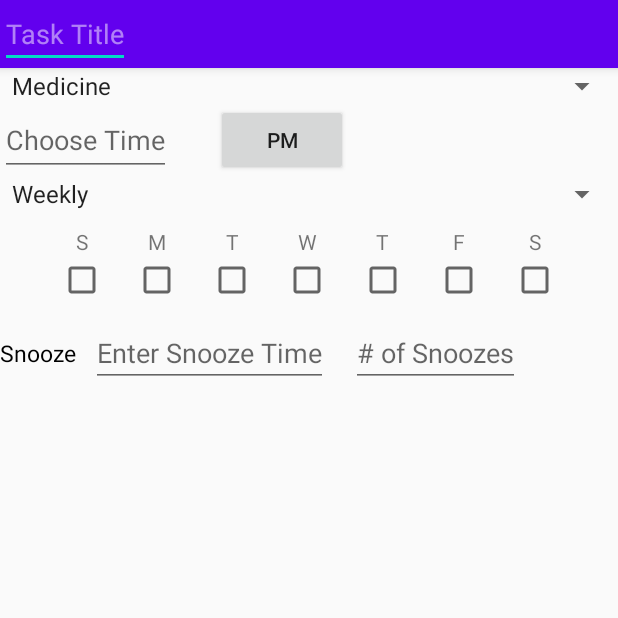
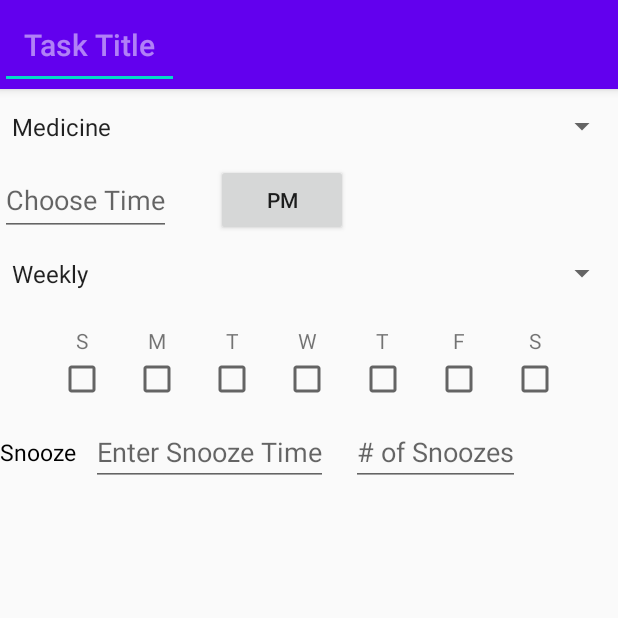
Before and after one commit to GNG2101-Group12/Multi-Reminder-App, an Android app: the CreateReminderActivity screen opened directly, with no data from a screen before it, on a phone screen of 412 x 824 dp, the top half of it. Run offline under Robolectric (Android 15) with nearby library versions, the phone set to English and light mode, and no system bars.

Commit message:
Improve create reminder layout padding

```diff
--- a/app/src/main/res/layout/activity_create_reminder.xml
+++ b/app/src/main/res/layout/activity_create_reminder.xml
@@ -12,7 +12,11 @@
             android:layout_width="wrap_content"
             android:layout_height="match_parent"
             android:hint="@string/TaskTitle"
-            android:theme="@style/AppTheme.AppBarOverlay"/>
+            android:theme="@style/AppTheme.AppBarOverlay"
+            android:minHeight="?actionBarSize"
+            android:padding="@dimen/appbar_padding"
+            android:inputType="textCapWords"
+            android:textAppearance="@style/TextAppearance.Widget.AppCompat.Toolbar.Title" />
 
     </com.google.android.material.appbar.AppBarLayout>
 
@@ -20,6 +24,7 @@
         android:id="@+id/Spinner01"
         android:layout_width="match_parent"
         android:layout_height="wrap_content"
+        android:minHeight="50dp"
         android:entries="@array/Category"
         android:prompt="@string/ChooseCategory" />
     <LinearLayout
@@ -47,6 +52,7 @@
         android:layout_width="match_parent"
         android:layout_height="wrap_content"
         android:entries="@array/Frequency"
+        android:minHeight="50dp"
         android:prompt="@string/frequencySpinner" />
 
     <LinearLayout
```
